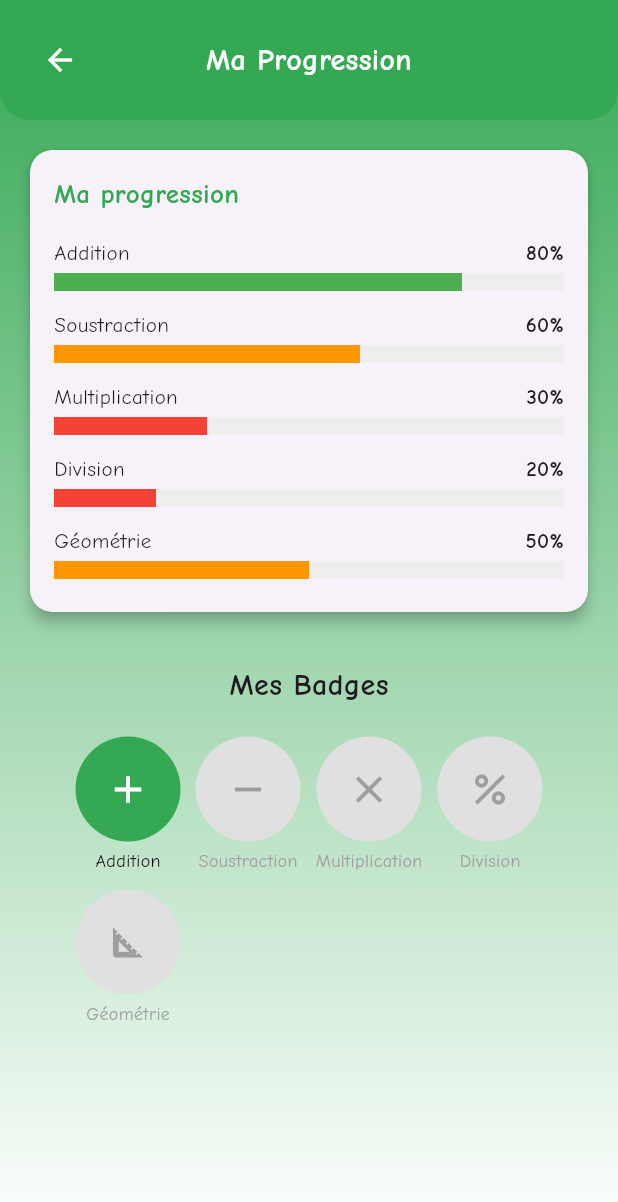
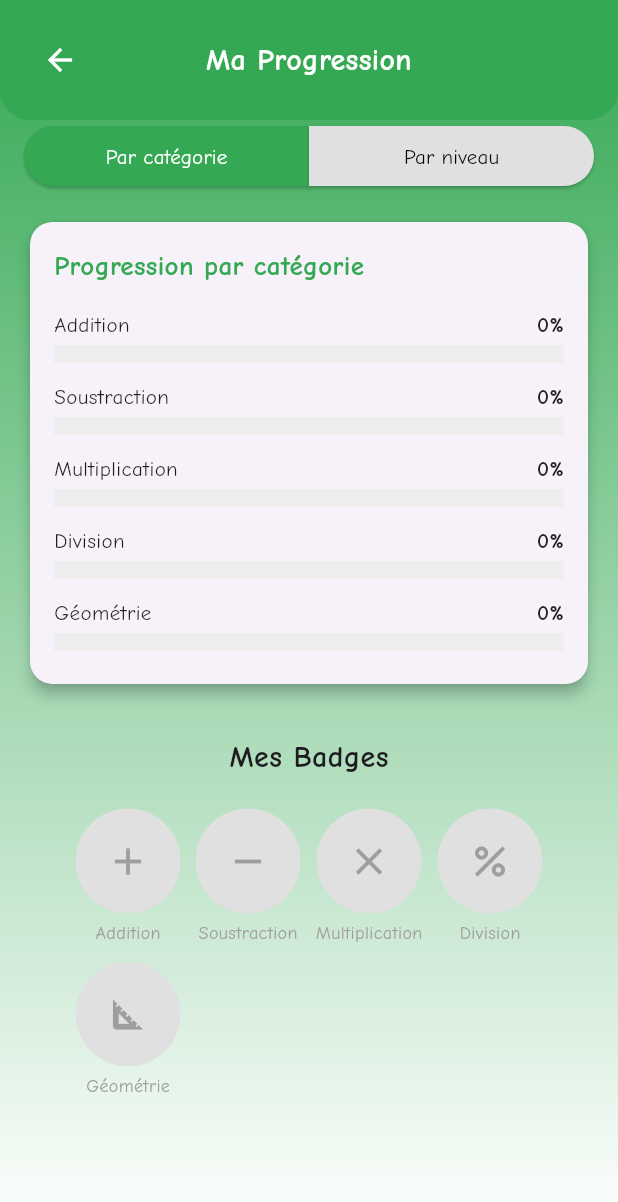
Before and after one commit to Happyazondekon/MathsCool, a Flutter app: the ProgressScreen screen opened directly, on a phone screen of 412 x 824 dp. Shown: the top 1202 px of the screen. Run offline on Flutter 3.47's test engine with Material 3 defaults, Android fonts, the phone set to English and light mode, and no system bars; our stand-ins replace cloud_firestore, firebase_auth, firebase_core, firebase_storage, image_picker, lottie and 1 more; accounts and stored records are empty; network calls fail; project files that could hold a hidden picture were left out.

Commit message:
implementation de la progression

```diff
--- a/lib/data/static_exercises.dart
+++ b/lib/data/static_exercises.dart
@@ -107,19 +107,19 @@ final Map<String, Map<String, List<Exercise>>> staticExercises = {
       Exercise(question: '15 + 10 = ?', options: ['24', '25', '26', '27'], correctAnswer: 1),
       Exercise(question: '6 + 13 = ?', options: ['17', '18', '19', '20'], correctAnswer: 2),
       Exercise(question: '9 + 7 = ?', options: ['15', '16', '17', '18'], correctAnswer: 1),
-      Exercise(question: '14 + 8 = ?', options: ['21', '22', '23', '24'], correctAnswer: 2),
-      Exercise(question: '12 + 11 = ?', options: ['21', '22', '23', '24'], correctAnswer: 0),
+      Exercise(question: '14 + 8 = ?', options: ['21', '23', '22', '24'], correctAnswer: 2),
+      Exercise(question: '12 + 11 = ?', options: ['23', '22', '21', '24'], correctAnswer: 0),
       Exercise(question: '17 + 5 = ?', options: ['21', '22', '23', '24'], correctAnswer: 1),
-      Exercise(question: '18 + 6 = ?', options: ['23', '24', '25', '26'], correctAnswer: 0),
-      Exercise(question: '11 + 14 = ?', options: ['23', '26', '25', '24'], correctAnswer: 3),
+      Exercise(question: '18 + 6 = ?', options: ['24', '23', '25', '26'], correctAnswer: 0),
+      Exercise(question: '11 + 14 = ?', options: ['23', '26', '24', '25'], correctAnswer: 3),
       Exercise(question: '20 + 9 = ?', options: ['27', '28', '29', '30'], correctAnswer: 2),
-      Exercise(question: '8 + 13 = ?', options: ['20', '21', '22', '23'], correctAnswer: 3),
+      Exercise(question: '8 + 13 = ?', options: ['20', '23', '22', '21'], correctAnswer: 3),
       Exercise(question: '7 + 16 = ?', options: ['21', '22', '23', '24'], correctAnswer: 2),
       Exercise(question: '19 + 4 = ?', options: ['22', '23', '24', '25'], correctAnswer: 1),
     ],
     'Soustraction': [
       Exercise(question: '20 - 9 = ?', options: ['10', '11', '12', '13'], correctAnswer: 1),
-      Exercise(question: '18 - 7 = ?', options: ['10', '11', '12', '13'], correctAnswer: 0),
+      Exercise(question: '18 - 7 = ?', options: ['11', '10', '12', '13'], correctAnswer: 0),
       Exercise(question: '15 - 8 = ?', options: ['7', '8', '9', '10'], correctAnswer: 0),
       Exercise(question: '24 - 12 = ?', options: ['11', '12', '13', '14'], correctAnswer: 1),
       Exercise(question: '17 - 6 = ?', options: ['10', '13', '12', '11'], correctAnswer: 3),
@@ -128,7 +128,7 @@ final Map<String, Map<String, List<Exercise>>> staticExercises = {
       Exercise(question: '25 - 9 = ?', options: ['14', '15', '16', '17'], correctAnswer: 0),
       Exercise(question: '17 - 8 = ?', options: ['8', '9', '10', '11'], correctAnswer: 1),
       Exercise(question: '23 - 16 = ?', options: ['7', '6', '8', '9'], correctAnswer: 0),
-      Exercise(question: '14 - 5 = ?', options: ['8', '9', '10', '11'], correctAnswer: 2),
+      Exercise(question: '14 - 5 = ?', options: ['8', '10', '9', '11'], correctAnswer: 2),
       Exercise(question: '26 - 17 = ?', options: ['7', '8', '9', '10'], correctAnswer: 2),
     ],
     'Multiplication': [
--- /dev/null
+++ b/lib/data/user_results.dart
@@ -0,0 +1,36 @@
+import 'dart:convert';
+import 'package:shared_preferences/shared_preferences.dart';
+
+class UserResults {
+  // Stockage des réponses de l'utilisateur
+  Map<String, int> _results = {};
+
+  // Récupérer les résultats de l'utilisateur
+  Future<void> loadResults() async {
+    final prefs = await SharedPreferences.getInstance();
+    String? jsonString = prefs.getString('userResults');
+    _results = jsonString != null ? Map<String, int>.from(json.decode(jsonString)) : {};
+  }
+
+  // Sauvegarder les résultats de l'utilisateur
+  Future<void> saveResults() async {
+    final prefs = await SharedPreferences.getInstance();
+    prefs.setString('userResults', json.encode(_results));
+  }
+
+  // Mettre à jour la réponse de l'utilisateur pour une question
+  void updateResult(String question, int answerIndex) {
+    _results[question] = answerIndex;
+    saveResults();
+  }
+
+  // Obtenir la réponse de l'utilisateur pour une question
+  int? getAnswer(String question) {
+    return _results[question];
+  }
+
+  // Obtenir tous les résultats
+  Map<String, int> getAllResults() {
+    return _results;
+  }
+}
--- a/lib/screens/progress_screen.dart
+++ b/lib/screens/progress_screen.dart
@@ -1,21 +1,109 @@
 import 'package:flutter/material.dart';
 import 'package:mathscool/utils/colors.dart';
 import 'package:mathscool/widgets/progress_chart.dart';
+import 'package:mathscool/data/static_exercises.dart';
+import 'package:mathscool/data/user_results.dart';
 
-class ProgressScreen extends StatelessWidget {
+class ProgressScreen extends StatefulWidget {
   const ProgressScreen({super.key});
 
   @override
+  State<ProgressScreen> createState() => _ProgressScreenState();
+}
+
+class _ProgressScreenState extends State<ProgressScreen> {
+  final UserResults _userResults = UserResults();
+  Map<String, double> userProgressByCategory = {};
+  Map<String, double> userProgressByGrade = {};
+  bool showGradeProgress = false; // Pour basculer entre les vues
+
+  @override
+  void initState() {
+    super.initState();
+    _initializeProgressData();
+  }
+
+  Future<void> _initializeProgressData() async {
+    await _userResults.loadResults(); // Charger les résultats de l'utilisateur
+    setState(() {
+      userProgressByCategory = _calculateProgressByCategory();
+      userProgressByGrade = _calculateProgressByGrade();
+    });
+  }
+
+  Map<String, double> _calculateProgressByCategory() {
+    Map<String, double> progress = {};
+    Map<String, int> totalExercisesByCategory = {};
+    Map<String, int> correctExercisesByCategory = {};
+
+    // Initialiser les compteurs
+    staticExercises.forEach((grade, categories) {
+      categories.forEach((category, exercises) {
+        if (!totalExercisesByCategory.containsKey(category)) {
+          totalExercisesByCategory[category] = 0;
+          correctExercisesByCategory[category] = 0;
+        }
+        totalExercisesByCategory[category] = totalExercisesByCategory[category]! + exercises.length;
+      });
+    });
+
+    // Calculer les réponses correctes
+    staticExercises.forEach((grade, categories) {
+      categories.forEach((category, exercises) {
+        exercises.forEach((exercise) {
+          int? userAnswerIndex = _userResults.getAnswer(exercise.question);
+          if (userAnswerIndex != null && userAnswerIndex == exercise.correctAnswer) {
+            correctExercisesByCategory[category] = correctExercisesByCategory[category]! + 1;
+          }
+        });
+      });
+    });
+
+    // Calculer le pourcentage de progression
+    totalExercisesByCategory.forEach((category, total) {
+      progress[category] = total > 0 ? correctExercisesByCategory[category]! / total : 0.0;
+    });
+
+    return progress;
+  }
+
+  Map<String, double> _calculateProgressByGrade() {
+    Map<String, double> progress = {};
+    Map<String, int> totalExercisesByGrade = {};
+    Map<String, int> correctExercisesByGrade = {};
+
+    // Initialiser les compteurs
+    staticExercises.forEach((grade, categories) {
+      totalExercisesByGrade[grade] = 0;
+      correctExercisesByGrade[grade] = 0;
+
+      categories.forEach((category, exercises) {
+        totalExercisesByGrade[grade] = totalExercisesByGrade[grade]! + exercises.length;
+      });
+    });
+
+    // Calculer les réponses correctes
+    staticExercises.forEach((grade, categories) {
+      categories.forEach((category, exercises) {
+        exercises.forEach((exercise) {
+          int? userAnswerIndex = _userResults.getAnswer(exercise.question);
+          if (userAnswerIndex != null && userAnswerIndex == exercise.correctAnswer) {
+            correctExercisesByGrade[grade] = correctExercisesByGrade[grade]! + 1;
+          }
+        });
+      });
+    });
+
+    // Calculer le pourcentage de progression
+    totalExercisesByGrade.forEach((grade, total) {
+      progress[grade] = total > 0 ? correctExercisesByGrade[grade]! / total : 0.0;
+    });
+
+    return progress;
+  }
+
+  @override
   Widget build(BuildContext context) {
-    // Données statiques pour la progression
-    final Map<String, double> staticProgressData = {
-      'Addition': 0.8,
-      'Soustraction': 0.6,
-      'Multiplication': 0.3,
-      'Division': 0.2,
-      'Géométrie': 0.5,
-    };
-
     return Scaffold(
       body: Stack(
         children: [
@@ -33,12 +121,20 @@ class ProgressScreen extends StatelessWidget {
             child: Column(
               children: [
                 _buildHeader(context),
+                _buildToggleButtons(),
                 Expanded(
                   child: SingleChildScrollView(
                     padding: const EdgeInsets.all(16.0),
                     child: Column(
                       children: [
-                        ProgressChart(progressData: staticProgressData),
+                        ProgressChart(
+                          progressData: showGradeProgress
+                              ? userProgressByGrade
+                              : userProgressByCategory,
+                          title: showGradeProgress
+                              ? 'Progression par niveau'
+                              : 'Progression par catégorie',
+                        ),
                         const SizedBox(height: 30),
                         const Text(
                           'Mes Badges',
@@ -48,7 +144,7 @@ class ProgressScreen extends StatelessWidget {
                         Wrap(
                           spacing: 10,
                           runSpacing: 10,
-                          children: staticProgressData.entries.map((entry) {
+                          children: userProgressByCategory.entries.map((entry) {
                             final earned = entry.value >= 0.7; // Badge obtenu si progression >= 70%
                             return _buildBadge(entry.key, _getBadgeIcon(entry.key), earned);
                           }).toList(),
@@ -58,6 +154,57 @@ class ProgressScreen extends StatelessWidget {
                   ),
                 ),
               ],
+            ),
+          ),
+        ],
+      ),
+    );
+  }
+
+  Widget _buildToggleButtons() {
+    return Padding(
+      padding: const EdgeInsets.symmetric(horizontal: 16.0),
+      child: Row(
+        mainAxisAlignment: MainAxisAlignment.center,
+        children: [
+          Expanded(
+            child: ElevatedButton(
+              onPressed: () {
+                setState(() {
+                  showGradeProgress = false;
+                });
+              },
+              style: ElevatedButton.styleFrom(
+                backgroundColor: !showGradeProgress ? AppColors.primary : Colors.grey[300],
+                foregroundColor: !showGradeProgress ? Colors.white : Colors.black,
+                shape: const RoundedRectangleBorder(
+                  borderRadius: BorderRadius.only(
+                    topLeft: Radius.circular(20),
+                    bottomLeft: Radius.circular(20),
+                  ),
+                ),
+              ),
+              child: const Text('Par catégorie'),
+            ),
+          ),
+          Expanded(
+            child: ElevatedButton(
+              onPressed: () {
+                setState(() {
+                  showGradeProgress = true;
+                });
+              },
+              style: ElevatedButton.styleFrom(
+                backgroundColor: showGradeProgress ? AppColors.primary : Colors.grey[300],
+                foregroundColor: showGradeProgress ? Colors.white : Colors.black,
+                shape: const RoundedRectangleBorder(
+                  borderRadius: BorderRadius.only(
+                    topRight: Radius.circular(20),
+                    bottomRight: Radius.circular(20),
+                  ),
+                ),
+              ),
+              child: const Text('Par niveau'),
             ),
           ),
         ],
--- a/lib/widgets/progress_chart.dart
+++ b/lib/widgets/progress_chart.dart
@@ -3,8 +3,13 @@ import 'package:mathscool/utils/colors.dart';
 
 class ProgressChart extends StatelessWidget {
   final Map<String, double> progressData;
+  final String title;
 
-  const ProgressChart({required this.progressData, super.key});
+  const ProgressChart({
+    required this.progressData,
+    this.title = 'Ma progression',
+    super.key
+  });
 
   @override
   Widget build(BuildContext context) {
@@ -18,9 +23,9 @@ class ProgressChart extends StatelessWidget {
         child: Column(
           crossAxisAlignment: CrossAxisAlignment.start,
           children: [
-            const Text(
-              'Ma progression',
-              style: TextStyle(
+            Text(
+              title,
+              style: const TextStyle(
                 fontSize: 18,
                 fontWeight: FontWeight.bold,
                 color: AppColors.primary,
```
